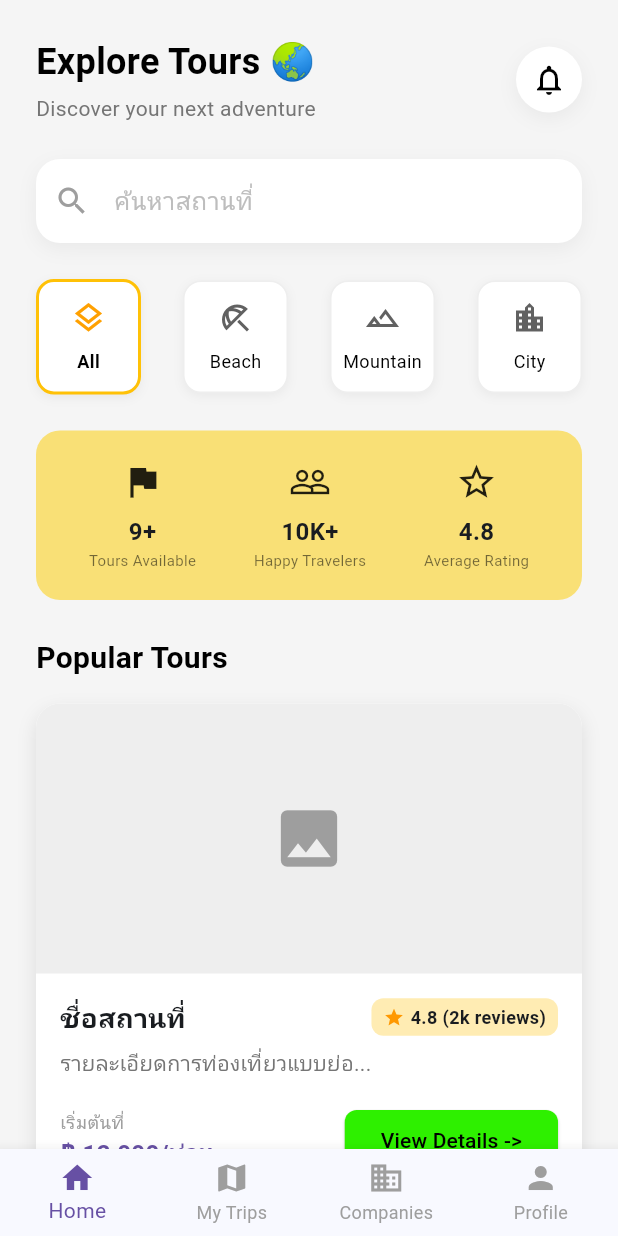
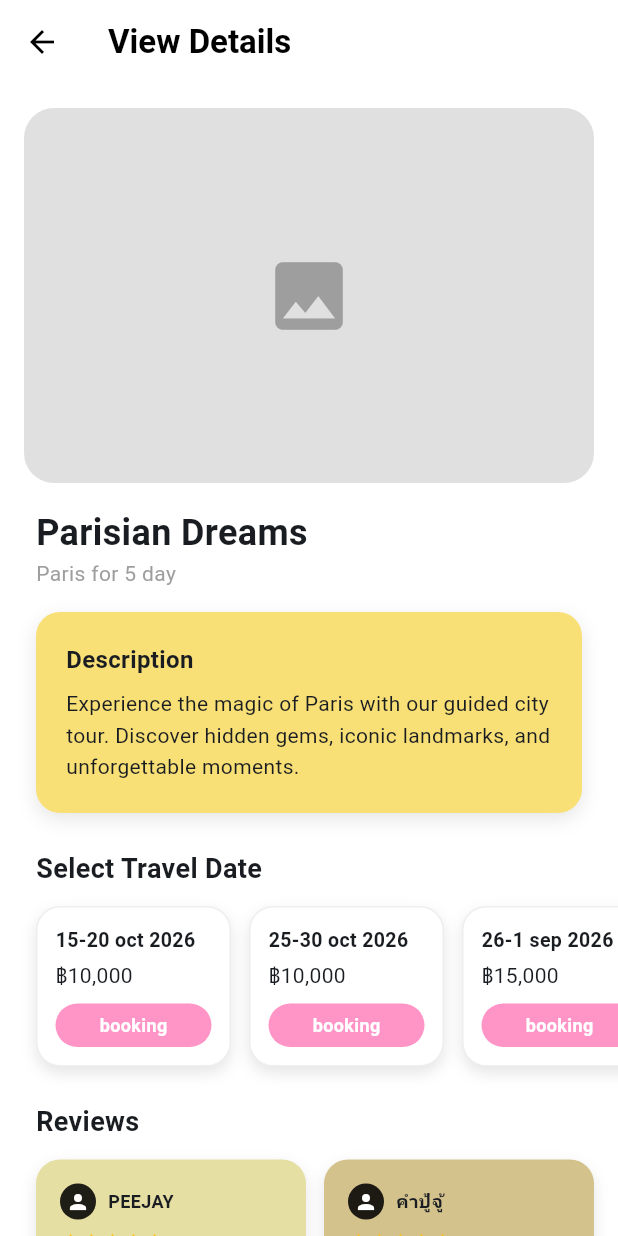
Before and after one commit to peejay10/tripplannerapp-by-mcp-server-from-penpot, a Flutter app: the MainScreen screen opened directly, after a tap on "View Details ->", on a phone screen of 412 x 824 dp. Run offline on Flutter 3.47's test engine with Material 3 defaults, Android fonts, the phone set to English and light mode, and no system bars.

Commit message:
Fix MainScreen navigation and add Profile page layout

```diff
--- a/lib/main_screen.dart
+++ b/lib/main_screen.dart
@@ -1,4 +1,6 @@
 import 'package:flutter/material.dart';
+import 'view_details_screen.dart';
+import 'profile_screen.dart';
 
 class MainScreen extends StatefulWidget {
   @override
@@ -8,24 +10,58 @@ class MainScreen extends StatefulWidget {
 class _MainScreenState extends State<MainScreen> {
   int _selectedIndex = 0;
 
+  // 1. สร้างรายการหน้าต่างๆ เก็บไว้ใน List (ไส้ในที่จะสลับ)
+  final List<Widget> _pages = [
+    HomeContent(),       // หน้า 0: Home (เราแยก Widget ออกมาด้านล่าง)
+    PlaceholderWidget(text: 'Companies Page'), // หน้า 1: Companies (ยังไม่ได้ทำ)
+    PlaceholderWidget(text: 'My Trips Page'),  // หน้า 2: My Trips (ยังไม่ได้ทำ)
+    ProfileScreen(),     // หน้า 3: Profile (ที่เราเพิ่งทำเสร็จ)
+  ];
+
   void _onItemTapped(int index) {
     setState(() {
-      _selectedIndex = index;
+      _selectedIndex = index; // แค่เปลี่ยนตัวเลข index หน้าจอก็จะเปลี่ยนเอง
     });
-    // TODO: Navigate to different screens
   }
 
   @override
   Widget build(BuildContext context) {
     return Scaffold(
-      backgroundColor: const Color(0xFFF5F5F5), // ปรับสีพื้นหลังให้อ่อนลงนิดนึงเพื่อความสวย
-      body: SafeArea( // ใช้ SafeArea เพื่อหลบติ่งหน้าจอ
+      backgroundColor: const Color(0xFFF5F5F5),
+      // 2. ตรง body ให้แสดงผลตามหน้า _pages ที่เลือกอยู่
+      body: _pages[_selectedIndex],
+
+      bottomNavigationBar: BottomNavigationBar(
+        items: const <BottomNavigationBarItem>[
+          BottomNavigationBarItem(icon: Icon(Icons.home), label: 'Home'),
+          BottomNavigationBarItem(icon: Icon(Icons.business), label: 'Companies'),
+          BottomNavigationBarItem(icon: Icon(Icons.map), label: 'My Trips'),
+          BottomNavigationBarItem(icon: Icon(Icons.person), label: 'Profile'),
+        ],
+        currentIndex: _selectedIndex,
+        selectedItemColor: const Color(0xFF6750A4),
+        unselectedItemColor: Colors.grey,
+        onTap: _onItemTapped,
+        type: BottomNavigationBarType.fixed,
+        showUnselectedLabels: true,
+      ),
+    );
+  }
+}
+
+// ---------------------------------------------------------------------------
+// แยกชิ้นส่วนหน้า Home ออกมาเป็น Widget เพื่อให้โค้ดสะอาดและสลับหน้าได้ง่าย
+// ---------------------------------------------------------------------------
+class HomeContent extends StatelessWidget {
+  @override
+  Widget build(BuildContext context) {
+    return SafeArea(
       child: SingleChildScrollView(
         padding: const EdgeInsets.all(24),
         child: Column(
           crossAxisAlignment: CrossAxisAlignment.start,
           children: [
-              // 1. Header (Explore Tours + Notification)
+            // 1. Header
             Row(
               mainAxisAlignment: MainAxisAlignment.spaceBetween,
               children: [
@@ -94,7 +130,7 @@ class _MainScreenState extends State<MainScreen> {
             ),
             const SizedBox(height: 24),
 
-              // 3. Filter Buttons (With Icons)
+            // 3. Filter Buttons
             Row(
               mainAxisAlignment: MainAxisAlignment.spaceBetween,
               children: [
@@ -106,12 +142,12 @@ class _MainScreenState extends State<MainScreen> {
             ),
             const SizedBox(height: 24),
 
-              // 4. Stats Box (กล่องสีเหลือง)
+            // 4. Stats Box
             Container(
               width: double.infinity,
               padding: const EdgeInsets.symmetric(vertical: 20, horizontal: 16),
               decoration: BoxDecoration(
-                  color: const Color(0xFFF9E076), // สีเหลืองตาม Theme
+                color: const Color(0xFFF9E076),
                 borderRadius: BorderRadius.circular(16),
               ),
               child: Row(
@@ -136,10 +172,9 @@ class _MainScreenState extends State<MainScreen> {
             ),
             const SizedBox(height: 16),
 
-              // 5. Tour Card (แก้ Overflow เรียบร้อย)
+            // 5. Tour Card
             Container(
               width: double.infinity,
-                // เอา height: 242 ออก เพื่อให้ยืดหดตามเนื้อหา
               decoration: BoxDecoration(
                 color: Colors.white,
                 borderRadius: BorderRadius.circular(16),
@@ -154,20 +189,19 @@ class _MainScreenState extends State<MainScreen> {
               child: Column(
                 crossAxisAlignment: CrossAxisAlignment.start,
                 children: [
-                    // Image Section
+                  // Image
                   Container(
                     height: 180,
                     width: double.infinity,
                     decoration: const BoxDecoration(
-    color: Color(0xFFEEEEEE), // สีเทา
+                      color: Color(0xFFEEEEEE),
                       borderRadius: BorderRadius.vertical(top: Radius.circular(16)),
                     ),
                     child: const Center(
                       child: Icon(Icons.image, size: 50, color: Colors.grey),
                     ),
                   ),
-
-                    // Content Section
+                  // Content
                   Padding(
                     padding: const EdgeInsets.all(16),
                     child: Column(
@@ -178,10 +212,7 @@ class _MainScreenState extends State<MainScreen> {
                           children: [
                             const Text(
                               'ชื่อสถานที่',
-                                style: TextStyle(
-                                  fontSize: 18,
-                                  fontWeight: FontWeight.bold,
-                                ),
+                              style: TextStyle(fontSize: 18, fontWeight: FontWeight.bold),
                             ),
                             Container(
                               padding: const EdgeInsets.symmetric(horizontal: 8, vertical: 4),
@@ -205,8 +236,6 @@ class _MainScreenState extends State<MainScreen> {
                           style: TextStyle(color: Colors.grey[600], fontSize: 14),
                         ),
                         const SizedBox(height: 16),
-
-                          // Price & Button Row
                         Row(
                           mainAxisAlignment: MainAxisAlignment.spaceBetween,
                           children: [
@@ -221,9 +250,14 @@ class _MainScreenState extends State<MainScreen> {
                               ],
                             ),
                             ElevatedButton(
-                                onPressed: () {},
+                              onPressed: () {
+                                Navigator.push(
+                                  context,
+                                  MaterialPageRoute(builder: (context) => ViewDetailsScreen()),
+                                );
+                              },
                               style: ElevatedButton.styleFrom(
-                                  backgroundColor: const Color(0xFF2EF000), // สีเขียวปุ่ม
+                                backgroundColor: const Color(0xFF2EF000),
                                 foregroundColor: Colors.white,
                                 shape: RoundedRectangleBorder(
                                   borderRadius: BorderRadius.circular(8),
@@ -243,28 +277,12 @@ class _MainScreenState extends State<MainScreen> {
           ],
         ),
       ),
-      ),
-      bottomNavigationBar: BottomNavigationBar(
-        items: const <BottomNavigationBarItem>[
-          BottomNavigationBarItem(icon: Icon(Icons.home), label: 'Home'),
-          BottomNavigationBarItem(icon: Icon(Icons.map), label: 'My Trips'),
-          BottomNavigationBarItem(icon: Icon(Icons.business), label: 'Companies'),
-          BottomNavigationBarItem(icon: Icon(Icons.person), label: 'Profile'),
-        ],
-        currentIndex: _selectedIndex,
-        selectedItemColor: const Color(0xFF6750A4),
-        unselectedItemColor: Colors.grey,
-        onTap: _onItemTapped,
-        type: BottomNavigationBarType.fixed,
-        showUnselectedLabels: true,
-      ),
     );
   }
 
-  // Widget สร้างปุ่ม Filter
   Widget _buildFilterButton(String label, IconData icon, bool isSelected) {
     return Container(
-      width: 70, // กำหนดความกว้างให้เท่ากัน
+      width: 70,
       padding: const EdgeInsets.symmetric(vertical: 12),
       decoration: BoxDecoration(
         color: isSelected ? Colors.white : Colors.white,
@@ -295,7 +313,6 @@ class _MainScreenState extends State<MainScreen> {
     );
   }
 
-  // Widget สร้างไอเทมสถิติ
   Widget _buildStatItem(String value, String label, IconData icon) {
     return Column(
       children: [
@@ -313,3 +330,16 @@ class _MainScreenState extends State<MainScreen> {
     );
   }
 }
+
+// Widget ชั่วคราวสำหรับหน้าอื่นๆ ที่ยังไม่ได้ทำ
+class PlaceholderWidget extends StatelessWidget {
+  final String text;
+  const PlaceholderWidget({required this.text});
+
+  @override
+  Widget build(BuildContext context) {
+    return Center(
+      child: Text(text, style: const TextStyle(fontSize: 24, fontWeight: FontWeight.bold, color: Colors.grey)),
+    );
+  }
+}
--- a/lib/register_screen.dart
+++ b/lib/register_screen.dart
@@ -1,4 +1,5 @@
 import 'package:flutter/material.dart';
+import 'view_details_screen.dart';
 
 class RegisterScreen extends StatelessWidget {
   @override
--- /dev/null
+++ b/lib/view_details_screen.dart
@@ -0,0 +1,233 @@
+import 'package:flutter/material.dart';
+
+class ViewDetailsScreen extends StatelessWidget {
+  @override
+  Widget build(BuildContext context) {
+    return Scaffold(
+      backgroundColor: Colors.white,
+      appBar: AppBar(
+        title: const Text('View Details', style: TextStyle(color: Colors.black, fontWeight: FontWeight.bold)),
+        backgroundColor: Colors.white,
+        elevation: 0,
+        leading: IconButton(
+          icon: const Icon(Icons.arrow_back, color: Colors.black),
+          onPressed: () => Navigator.pop(context),
+        ),
+      ),
+      body: SingleChildScrollView(
+        child: Column(
+          crossAxisAlignment: CrossAxisAlignment.start,
+          children: [
+            // 1. รูปภาพหลัก (ใช้ Placeholder สีเทา)
+            Container(
+              margin: const EdgeInsets.all(16),
+              height: 250,
+              width: double.infinity,
+              decoration: BoxDecoration(
+                color: Colors.grey[300],
+                borderRadius: BorderRadius.circular(20),
+              ),
+              child: const Center(
+                child: Icon(Icons.image, size: 60, color: Colors.grey),
+              ),
+            ),
+
+            Padding(
+              padding: const EdgeInsets.symmetric(horizontal: 24),
+              child: Column(
+                crossAxisAlignment: CrossAxisAlignment.start,
+                children: [
+                  // 2. ชื่อทัวร์
+                  const Text(
+                    'Parisian Dreams',
+                    style: TextStyle(fontSize: 24, fontWeight: FontWeight.bold),
+                  ),
+                  const Text(
+                    'Paris for 5 day',
+                    style: TextStyle(fontSize: 14, color: Colors.grey),
+                  ),
+                  const SizedBox(height: 16),
+
+                  // 3. กล่อง Description (สีเหลือง)
+                  Container(
+                    width: double.infinity,
+                    padding: const EdgeInsets.all(20),
+                    decoration: BoxDecoration(
+                      color: const Color(0xFFF9E076), // สีเหลืองตามดีไซน์
+                      borderRadius: BorderRadius.circular(16),
+                      boxShadow: [
+                        BoxShadow(
+                          color: Colors.black.withOpacity(0.1),
+                          blurRadius: 10,
+                          offset: const Offset(0, 4),
+                        ),
+                      ],
+                    ),
+                    child: const Column(
+                      crossAxisAlignment: CrossAxisAlignment.start,
+                      children: [
+                        Text(
+                          'Description',
+                          style: TextStyle(fontWeight: FontWeight.bold, fontSize: 16),
+                        ),
+                        SizedBox(height: 8),
+                        Text(
+                          'Experience the magic of Paris with our guided city tour. Discover hidden gems, iconic landmarks, and unforgettable moments.',
+                          style: TextStyle(fontSize: 14, height: 1.5),
+                        ),
+                      ],
+                    ),
+                  ),
+                  const SizedBox(height: 24),
+
+                  // 4. ส่วนเลือกวันที่ (Custom Cards)
+                  const Text(
+                    'Select Travel Date',
+                    style: TextStyle(fontSize: 18, fontWeight: FontWeight.bold),
+                  ),
+                  const SizedBox(height: 12),
+                  SingleChildScrollView(
+                    scrollDirection: Axis.horizontal,
+                    clipBehavior: Clip.none, // เพื่อให้เงาไม่ถูกตัด
+                    child: Row(
+                      children: [
+                        _buildDateCard('15-20 oct 2026', '฿10,000'),
+                        _buildDateCard('25-30 oct 2026', '฿10,000'),
+                        _buildDateCard('26-1 sep 2026', '฿15,000'),
+                      ],
+                    ),
+                  ),
+                  const SizedBox(height: 24),
+
+                  // 5. ส่วนรีวิว (Custom Cards)
+                  const Text(
+                    'Reviews',
+                    style: TextStyle(fontSize: 18, fontWeight: FontWeight.bold),
+                  ),
+                  const SizedBox(height: 12),
+                  SingleChildScrollView(
+                    scrollDirection: Axis.horizontal,
+                    clipBehavior: Clip.none,
+                    child: Row(
+                      children: [
+                        _buildReviewCard(
+                          'PEEJAY',
+                          'เป็นทัวร์ที่ดีมาก!!!',
+                          const Color(0xFFE6DFA3), // สีเหลืองอ่อน
+                        ),
+                        _buildReviewCard(
+                          'คำปู้จู้',
+                          'ฉันแนะนำเลย คุ้มค่ากับ\nเงินที่เสียไปมากๆ',
+                          const Color(0xFFD4C28D), // สีออกน้ำตาลทอง
+                        ),
+                      ],
+                    ),
+                  ),
+                  const SizedBox(height: 40), // เว้นที่ด้านล่างหน่อย
+                ],
+              ),
+            ),
+          ],
+        ),
+      ),
+    );
+  }
+
+  // Widget สร้างการ์ดวันที่ (Date Card)
+  Widget _buildDateCard(String date, String price) {
+    return Container(
+      width: 130,
+      margin: const EdgeInsets.only(right: 12),
+      padding: const EdgeInsets.all(12),
+      decoration: BoxDecoration(
+        color: Colors.white,
+        borderRadius: BorderRadius.circular(16),
+        border: Border.all(color: Colors.grey[200]!),
+        boxShadow: [
+          BoxShadow(
+            color: Colors.black.withOpacity(0.1),
+            blurRadius: 8,
+            offset: const Offset(0, 4),
+          ),
+        ],
+      ),
+      child: Column(
+        crossAxisAlignment: CrossAxisAlignment.start,
+        children: [
+          Text(date, style: const TextStyle(fontSize: 13, fontWeight: FontWeight.bold)),
+          const SizedBox(height: 4),
+          Text(price, style: const TextStyle(fontSize: 14)),
+          const SizedBox(height: 8),
+          Container(
+            width: double.infinity,
+            padding: const EdgeInsets.symmetric(vertical: 6),
+            decoration: BoxDecoration(
+              color: const Color(0xFFFF94C6), // สีชมพู
+              borderRadius: BorderRadius.circular(20),
+            ),
+            child: const Center(
+              child: Text(
+                'booking',
+                style: TextStyle(color: Colors.white, fontSize: 12, fontWeight: FontWeight.bold),
+              ),
+            ),
+          )
+        ],
+      ),
+    );
+  }
+
+  // Widget สร้างการ์ดรีวิว (Review Card)
+  Widget _buildReviewCard(String name, String comment, Color bgColor) {
+    return Container(
+      width: 180,
+      height: 120, // ฟิกความสูงให้เท่ากันเพื่อความสวย
+      margin: const EdgeInsets.only(right: 12),
+      padding: const EdgeInsets.all(16),
+      decoration: BoxDecoration(
+        color: bgColor,
+        borderRadius: BorderRadius.circular(16),
+        boxShadow: [
+          BoxShadow(
+            color: Colors.black.withOpacity(0.1),
+            blurRadius: 8,
+            offset: const Offset(0, 4),
+          ),
+        ],
+      ),
+      child: Column(
+        crossAxisAlignment: CrossAxisAlignment.start,
+        children: [
+          Row(
+            children: [
+              const CircleAvatar(
+                radius: 12,
+                backgroundColor: Colors.black87,
+                child: Icon(Icons.person, size: 16, color: Colors.white),
+              ),
+              const SizedBox(width: 8),
+              Text(name, style: const TextStyle(fontSize: 12, fontWeight: FontWeight.bold)),
+            ],
+          ),
+          const SizedBox(height: 8),
+          const Row(
+            children: [
+              Icon(Icons.star, size: 14, color: Colors.amber),
+              Icon(Icons.star, size: 14, color: Colors.amber),
+              Icon(Icons.star, size: 14, color: Colors.amber),
+              Icon(Icons.star, size: 14, color: Colors.amber),
+              Icon(Icons.star, size: 14, color: Colors.amber),
+            ],
+          ),
+          const SizedBox(height: 8),
+          Text(
+            comment,
+            style: const TextStyle(fontSize: 12),
+            maxLines: 2,
+            overflow: TextOverflow.ellipsis,
+          ),
+        ],
+      ),
+    );
+  }
+}
```
Also changed, not shown: lib/profile_screen.dart (added, +218 -0 lines). Lines whose indentation alone changed are shown as unchanged.
